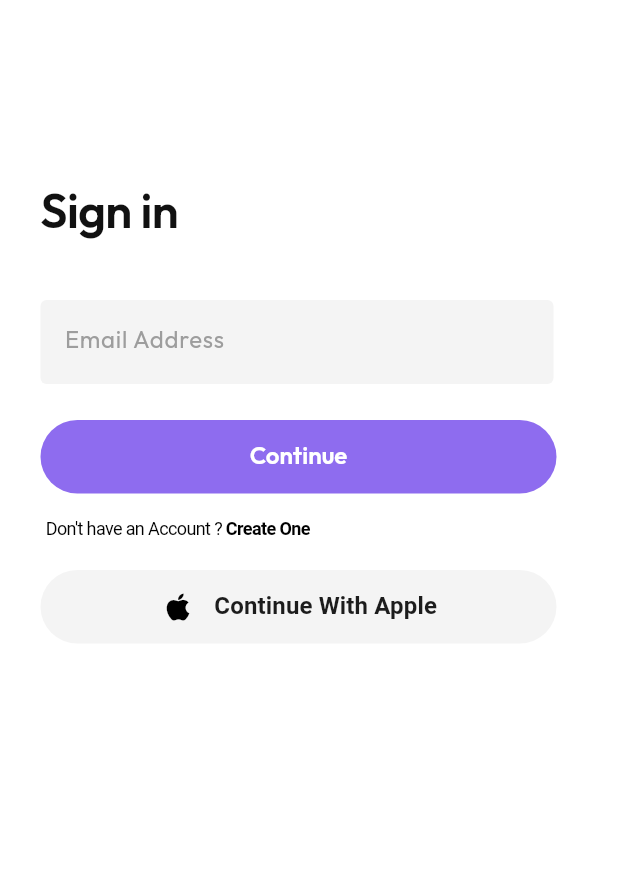
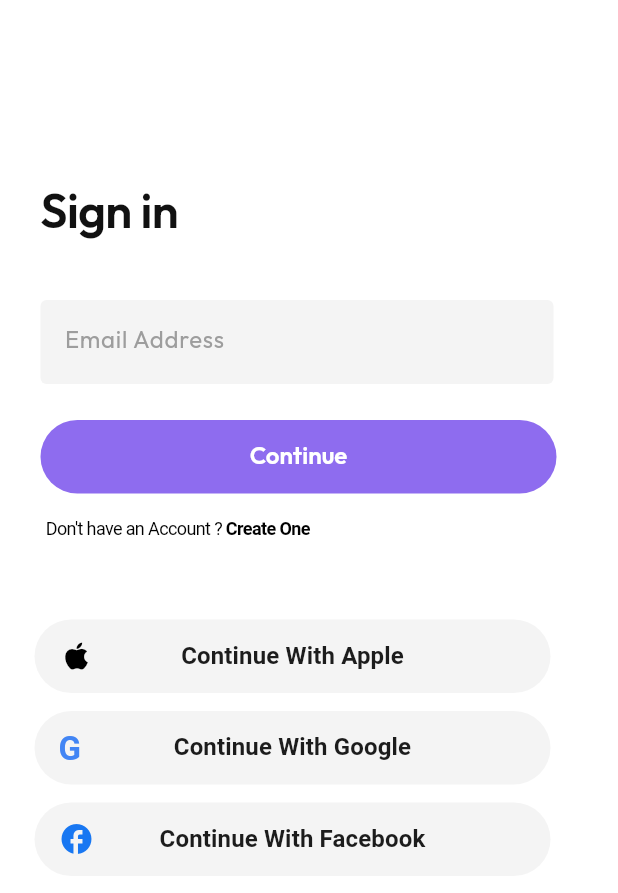
Before and after one commit to kurachix/componentesflutter, a Flutter app: the screen it shows after launch, on a phone screen of 412 x 824 dp. Shown: the top 893 px of the screen. Run offline on Flutter 3.47's test engine with Material 3 defaults, Android fonts, the phone set to English and light mode, and no system bars; our stand-ins replace device_preview, google_fonts; Roboto replaces fonts that are missing (Circular Std).

Commit message:
Refactor BotaoLogin widget to support multiple login options and adjust layout in HomeScreen

```diff
--- a/lib/main.dart
+++ b/lib/main.dart
@@ -65,16 +65,47 @@ class HomeScreen extends StatelessWidget {
             ),
           ),
           Positioned(
-            top: 380,
-            left: 27,
-            child: BotaoLogin(
-              texto: 'Continue With Apple',
-              icone: Icon(
-                Icons.apple,
-                size: 24,
-                color: Colors.black,
+            top: 413,
+            left: 23,
+            child: SizedBox(
+              width: 344,
+              height: 171,
+              child: Column(
+                mainAxisAlignment: MainAxisAlignment.spaceBetween,
+                children: [
+                  BotaoLogin(
+                    texto: 'Continue With Apple',
+                    icone: const Icon(
+                      Icons.apple,
+                      size: 24,
+                      color: Colors.black,
+                    ),
+                    onPressed: () {},
+                  ),
+                  BotaoLogin(
+                    texto: 'Continue With Google',
+                    icone: const Text(
+                      'G',
+                      style: TextStyle(
+                        fontSize: 22,
+                        fontWeight: FontWeight.w700,
+                        color: Color(0xFF4285F4),
+                        height: 1.0,
+                      ),
+                    ),
+                    onPressed: () {},
+                  ),
+                  BotaoLogin(
+                    texto: 'Continue With Facebook',
+                    icone: const Icon(
+                      Icons.facebook,
+                      size: 24,
+                      color: Color(0xFF1877F2),
+                    ),
+                    onPressed: () {},
+                  ),
+                ],
               ),
-              onPressed: () {},
             ),
           ),
         ],
--- a/lib/widgets/botao_login.dart
+++ b/lib/widgets/botao_login.dart
@@ -32,17 +32,23 @@ class BotaoLogin extends StatelessWidget {
           foregroundColor: textColor,
           elevation: 0,
           shadowColor: Colors.transparent,
-          padding: const EdgeInsets.symmetric(horizontal: 48.6, vertical: 11),
+          padding: EdgeInsets.zero,
           shape: RoundedRectangleBorder(
             borderRadius: BorderRadius.circular(100),
           ),
         ),
-        child: Row(
-          mainAxisAlignment: MainAxisAlignment.center,
+        child: Stack(
+          fit: StackFit.expand,
           children: [
-            icone,
-            const SizedBox(width: 12.15),
-            Text(
+            Positioned(
+              left: 16,
+              top: 0,
+              bottom: 0,
+              child: Center(child: icone),
+            ),
+            const SizedBox.expand(),
+            Center(
+              child: Text(
                 texto,
                 textAlign: TextAlign.center,
                 style: const TextStyle(
@@ -52,6 +58,7 @@ class BotaoLogin extends StatelessWidget {
                   height: 1.0,
                 ).copyWith(color: textColor),
               ),
+            ),
           ],
         ),
       ),
```
Lines whose indentation alone changed are shown as unchanged.
